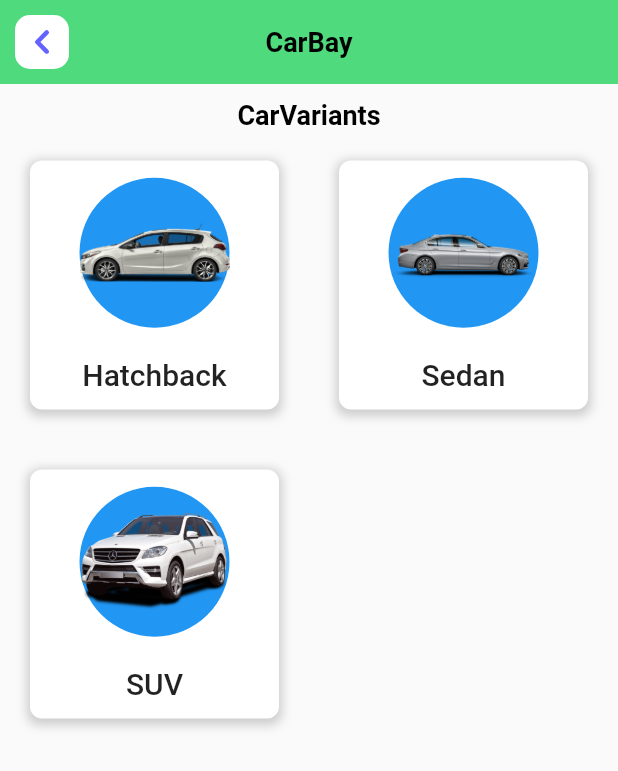
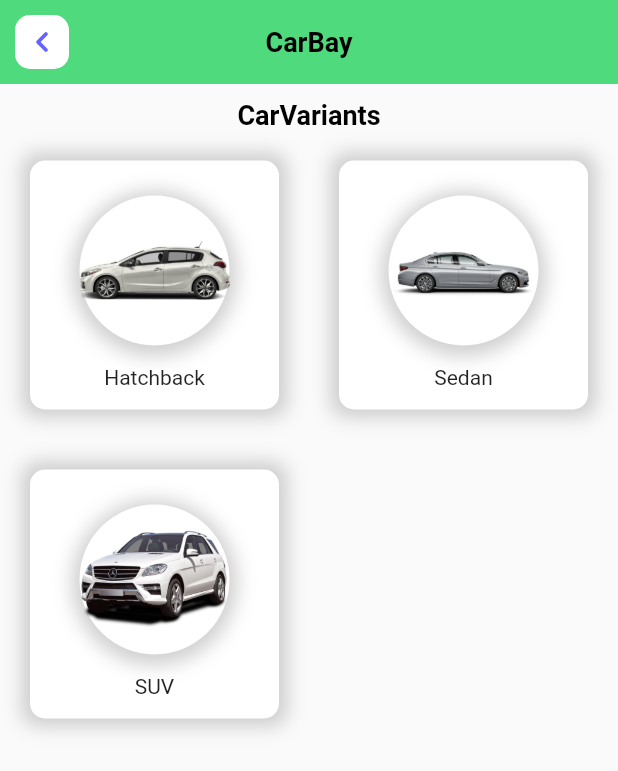
Before and after one commit to msibly/cars-demo-app, a Flutter app: the screen it shows after launch, on a phone screen of 412 x 824 dp. Shown: the top 771 px of the screen. Run offline on Flutter 3.47's test engine with Material 2 defaults, Android fonts, the phone set to English and light mode, and no system bars; our stand-ins replace flutter_svg.

Commit message:
home page layout

```diff
--- a/lib/home.dart
+++ b/lib/home.dart
@@ -2,12 +2,13 @@ import 'package:flutter/material.dart';
 import 'package:flutter_svg/flutter_svg.dart';
 
 void main() {
-  runApp(MaterialApp(
-    home: const HomePage(),
+  runApp(const MaterialApp(
+    home: HomePage(),
   ));
 }
 
 class HomePage extends StatelessWidget {
+  // ignore: use_key_in_widget_constructors
   const HomePage({Key? key});
 
   @override
@@ -16,7 +17,7 @@ class HomePage extends StatelessWidget {
       appBar: appBar(),
       body: Column(
         children: [
-          heading(),
+          bodyHeading(),
           gridElements(context),
         ],
       ),
@@ -41,14 +42,17 @@ class HomePage extends StatelessWidget {
     );
   }
 
-  Center heading() {
+  Center bodyHeading() {
     return const Center(
       child: Padding(
         padding: EdgeInsets.only(top: 10),
         child: Text(
           'CarVariants',
           style: TextStyle(
-              color: Colors.black, fontSize: 18, fontWeight: FontWeight.bold),
+            color: Colors.black,
+            fontSize: 18,
+            fontWeight: FontWeight.bold,
+          ),
         ),
       ),
     );
@@ -59,20 +63,30 @@ class HomePage extends StatelessWidget {
       title: const Text(
         'CarBay',
         style: TextStyle(
-            color: Colors.black, fontSize: 18, fontWeight: FontWeight.bold),
+          color: Colors.black,
+          fontSize: 18,
+          fontWeight: FontWeight.bold,
+        ),
       ),
       backgroundColor: const Color.fromARGB(255, 79, 218, 125),
       elevation: 0.0,
       centerTitle: true,
-      leading: Container(
-        margin: const EdgeInsets.all(10),
-        alignment: Alignment.center,
-        decoration: BoxDecoration(
-            color: Colors.white, borderRadius: BorderRadius.circular(10)),
-        child: SvgPicture.asset(
-          'assets/icons/backButton.svg', // Replace with your image path
-          height: 200,
-          width: 200,
+      leading: GestureDetector(
+        onTap: () {
+          //ontap function declaration
+        },
+        child: Container(
+          margin: const EdgeInsets.all(10),
+          alignment: Alignment.center,
+          decoration: BoxDecoration(
+            color: Colors.white,
+            borderRadius: BorderRadius.circular(10),
+          ),
+          child: SvgPicture.asset(
+            'assets/icons/backButton.svg', // Replace with your image path
+            height: 30,
+            width: 30,
+          ),
         ),
       ),
     );
@@ -89,7 +103,7 @@ class GridItem {
 class GridItemWidget extends StatelessWidget {
   final GridItem item;
 
-  GridItemWidget({required this.item});
+  const GridItemWidget({super.key, required this.item});
 
   @override
   Widget build(BuildContext context) {
@@ -97,25 +111,35 @@ class GridItemWidget extends StatelessWidget {
       margin: const EdgeInsets.all(20), // Margin around each item
       decoration: BoxDecoration(
         color: Colors.white, // Background color of each item
-        borderRadius: BorderRadius.circular(8), // Rounded corners
+        borderRadius: BorderRadius.circular(10), // Rounded corners
         boxShadow: [
           BoxShadow(
             color: Colors.grey.withOpacity(0.5), // Shadow color
-            spreadRadius: 2, // Spread radius
-            blurRadius: 5, // Blur radius
-            offset: const Offset(0, 2), // Offset in x and y direction
+            spreadRadius: 5, // Spread radius
+            blurRadius: 10, // Blur radius
+            offset: const Offset(0, 0), // Offset in x and y direction
           ),
         ],
       ),
       child: Column(
-        mainAxisAlignment: MainAxisAlignment.center,
+        mainAxisAlignment:
+            MainAxisAlignment.spaceEvenly, //Column arrangement in grid items
         children: [
           Container(
+            margin: const EdgeInsets.only(top: 10),
             width: 100, // Width and height of the image container
             height: 100,
-            decoration: const BoxDecoration(
+            decoration: BoxDecoration(
               shape: BoxShape.circle, // Circular shape
-              color: Colors.blue, // Background color of the circular container
+              color: Colors.white, // Background color of the circular container
+              boxShadow: [
+                BoxShadow(
+                  color: Colors.grey.withOpacity(0.5), // Shadow color
+                  spreadRadius: 5, // Spread radius
+                  blurRadius: 10, // Blur radius
+                  offset: const Offset(0, 2), // Offset in x and y direction
+                ),
+              ],
             ),
             child: Center(
               child: Image.asset(
@@ -125,10 +149,10 @@ class GridItemWidget extends StatelessWidget {
               ),
             ),
           ),
-          const SizedBox(height: 20), // Spacing between the image and text
+          // const SizedBox(height: 10), // Spacing between the image and text
           Text(
             item.title, // title from GridItem
-            style: Theme.of(context).textTheme.titleLarge,
+            style: Theme.of(context).textTheme.bodyMedium,
           ),
         ],
       ),
--- a/lib/main.dart
+++ b/lib/main.dart
@@ -11,6 +11,7 @@ class MyApp extends StatelessWidget {
   @override
   Widget build(BuildContext context) {
     return const MaterialApp(
+      debugShowCheckedModeBanner: false,
       home: HomePage(),
     );
   }
```
